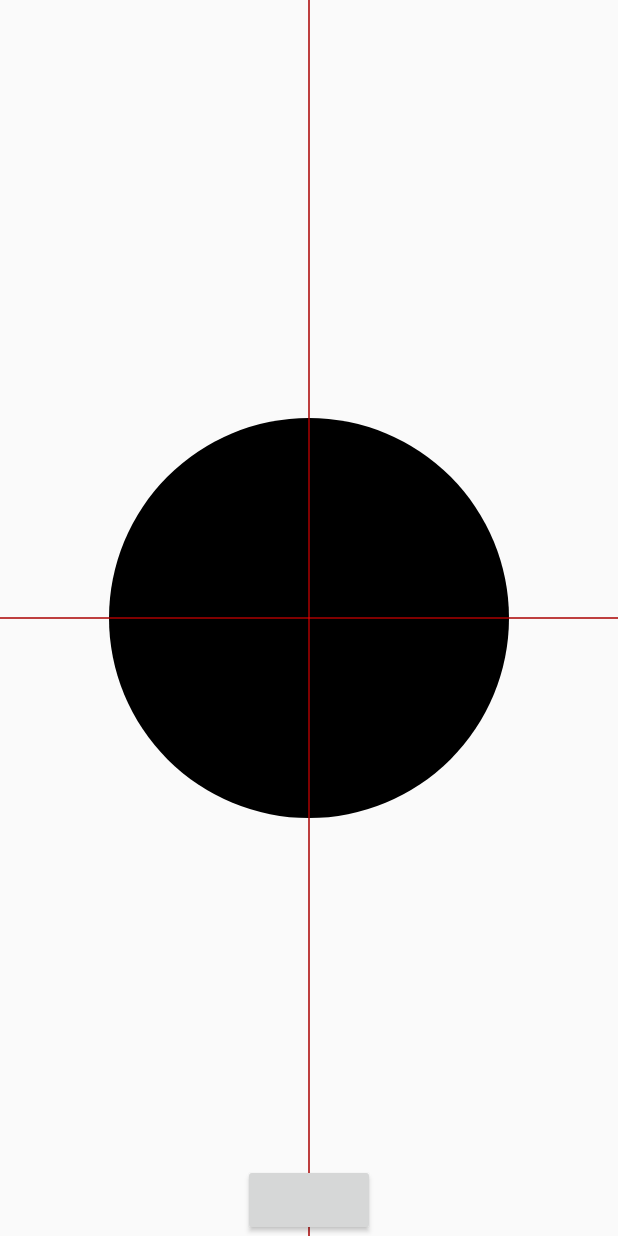
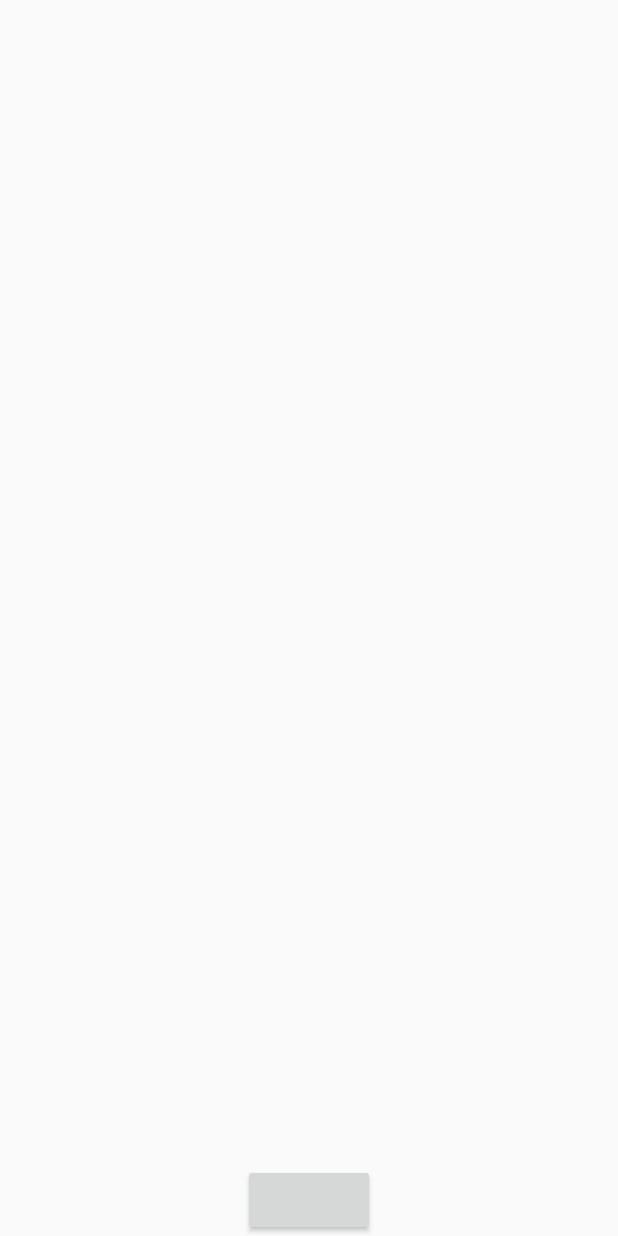
Before and after one commit to tiiime/matrix, an Android app: the layout activity_main.xml on its own in the app's theme, with its tools: preview values and no code run, on a phone screen of 412 x 824 dp. Run offline under Robolectric (Android 15) with nearby library versions, the phone set to English and light mode, and no system bars.

Commit message:
test recycler view

```diff
--- a/app/src/main/res/layout/activity_main.xml
+++ b/app/src/main/res/layout/activity_main.xml
@@ -8,9 +8,21 @@
 
     <com.github.tiiime.matrix.widget.MatrixView
         android:id="@+id/matrixView"
+        android:visibility="gone"
         android:layout_width="match_parent"
         android:layout_height="match_parent" />
 
+    <com.github.tiiime.matrix.widget.MatrixLayout
+        android:id="@+id/matrix_layout"
+        android:layout_width="match_parent"
+        android:layout_height="match_parent">
+
+        <androidx.recyclerview.widget.RecyclerView
+            android:id="@+id/list"
+            android:layout_width="match_parent"
+            android:layout_height="match_parent"/>
+
+    </com.github.tiiime.matrix.widget.MatrixLayout>
 
     <Button
         android:id="@+id/button"
```
Also changed, not shown: app/src/main/java/com/github/tiiime/matrix/MainActivity.kt (+53 -20 lines).
